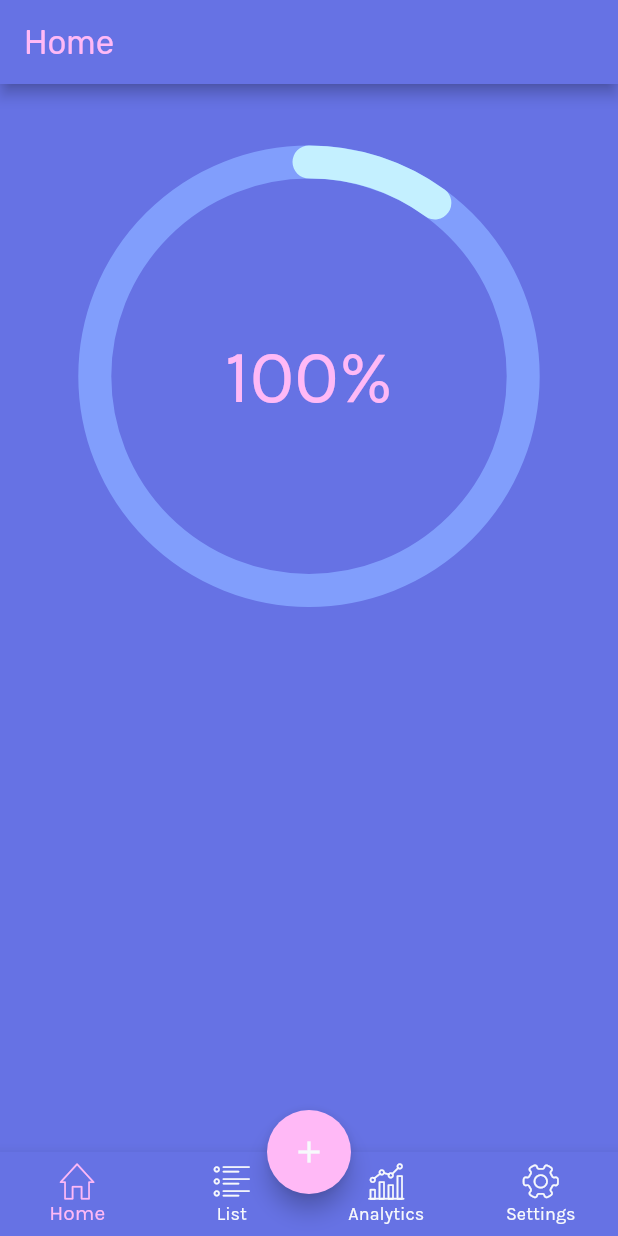
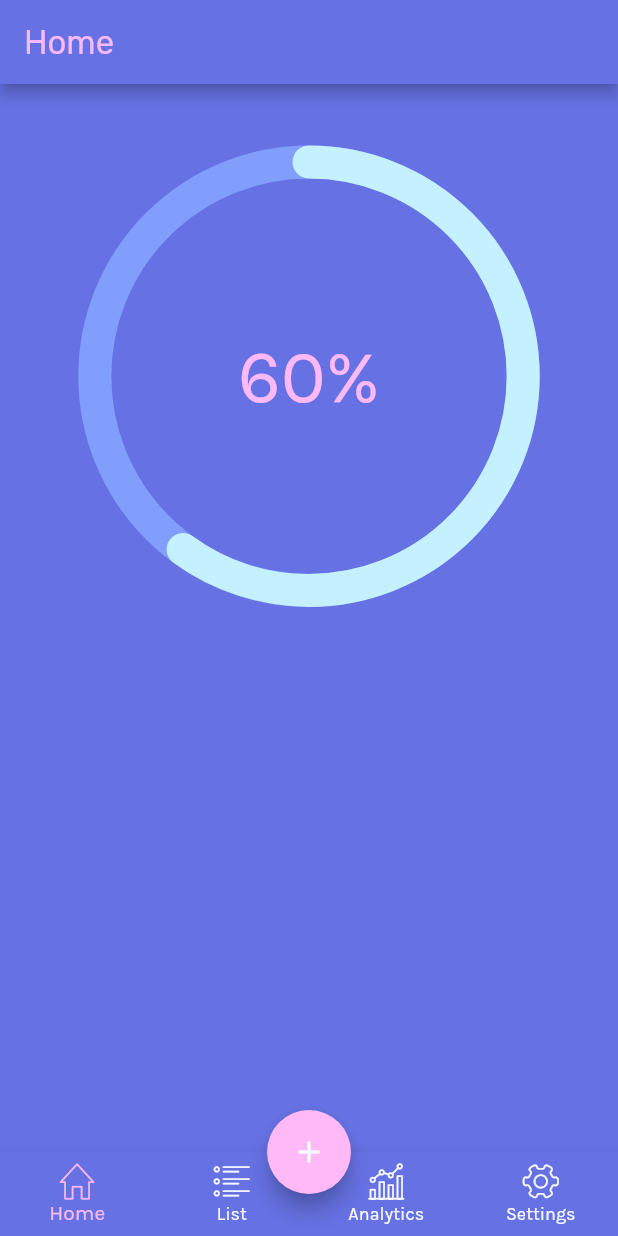
Before and after one commit to brimac1634/spentall-mobile, a Flutter app: the screen it shows after launch, on a phone screen of 412 x 824 dp. Run offline on Flutter 3.47's test engine with Material 2 defaults, Android fonts, the phone set to English and light mode, and no system bars.

Commit message:
added percent meter

```diff
--- a/lib/models/circle_meter.dart
+++ b/lib/models/circle_meter.dart
@@ -37,7 +37,6 @@ class CircleMeter extends CustomPainter {
 
   @override
   bool shouldRepaint(CustomPainter oldDelegate) {
-    // TODO: implement shouldRepaint
-    throw UnimplementedError();
+    return true;
   }
 }
--- a/lib/pages/home_page.dart
+++ b/lib/pages/home_page.dart
@@ -1,6 +1,6 @@
 import 'package:flutter/material.dart';
 
-import '../models/circle_meter.dart';
+import '../widgets/percent_meter.dart';
 
 class HomePage extends StatelessWidget {
   @override
@@ -12,30 +12,7 @@ class HomePage extends StatelessWidget {
           Container(
             height: 30,
           ),
-          CustomPaint(
-            foregroundPainter: CircleMeter(
-                currentPercent: 10,
-                backColor: Theme.of(context).buttonColor,
-                foreColor: Theme.of(context).cursorColor),
-            child: Center(
-              child: Container(
-                width: MediaQuery.of(context).size.width * 0.8,
-                height: MediaQuery.of(context).size.width * 0.8,
-                child: Center(
-                  child: Text(
-                    '100%',
-                    style: TextStyle(
-                        color: Theme.of(context).accentColor,
-                        fontFamily: 'Karla',
-                        fontSize: 50),
-                  ),
-                ),
-              ),
-            ),
-          ),
-          Container(
-            height: 50,
-          ),
+          PercentMeter(),
           Text('11% of your monthly limit'),
           Text('or'),
           Text('\$868 out of \$8,000'),
--- /dev/null
+++ b/lib/widgets/percent_meter.dart
@@ -0,0 +1,43 @@
+import 'package:flutter/material.dart';
+
+import '../models/circle_meter.dart';
+
+class PercentMeter extends StatelessWidget {
+  // AnimationController percentController;
+  // Animation animation;
+
+  // @override
+  // void initState() {
+  //   super.initState();
+  //   percentController = AnimationController(
+  //       vsync: this, duration: Duration(milliseconds: 2000));
+  //   animation = Tween<double>(begin: 0, end: 80).animate(percentController);
+  // }
+
+  @override
+  Widget build(BuildContext context) {
+    return CustomPaint(
+      foregroundPainter: CircleMeter(
+          // currentPercent: animation.value,
+          currentPercent: 60,
+          backColor: Theme.of(context).buttonColor,
+          foreColor: Theme.of(context).cursorColor),
+      child: Center(
+        child: Container(
+          width: MediaQuery.of(context).size.width * 0.8,
+          height: MediaQuery.of(context).size.width * 0.8,
+          child: Center(
+            child: Text(
+              // animation.value,
+              '60%',
+              style: TextStyle(
+                  color: Theme.of(context).accentColor,
+                  fontFamily: 'Karla',
+                  fontSize: 50),
+            ),
+          ),
+        ),
+      ),
+    );
+  }
+}
```
